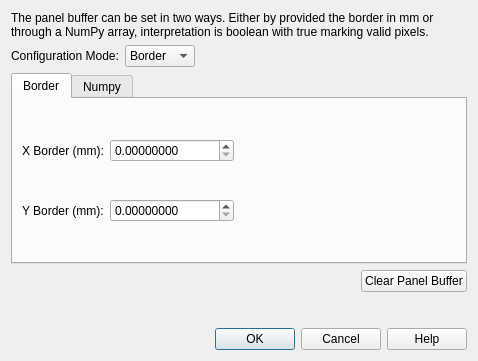
Above: hexrdgui/resources/ui/panel_buffer_dialog.ui from HEXRD/hexrdgui before the change. Below: the same form after it.
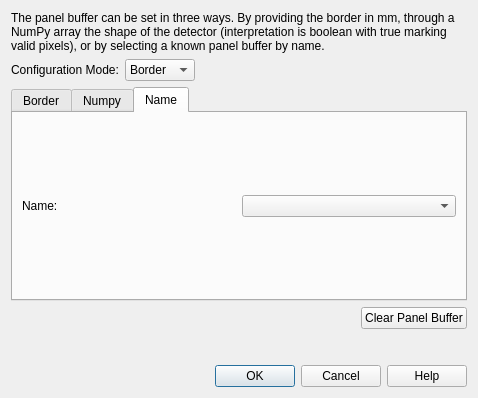
That is the form after the change. The open tabs and pages were chosen to show the change. Custom widgets are drawn as their Qt base class.

Commit message:
Add ability to set panel buffer by name
This corresponds to the `eiger-stream-v2` hexrd PR branch which
adds support for setting panel buffers by known names.

Users can specify the panel buffer by name in the panel buffer
dialog, and all logic now supports panel buffers that were specified
by name.

Patch:
```diff
--- a/hexrdgui/resources/ui/panel_buffer_dialog.ui
+++ b/hexrdgui/resources/ui/panel_buffer_dialog.ui
@@ -7,7 +7,7 @@
     <x>0</x>
     <y>0</y>
     <width>478</width>
-    <height>361</height>
+    <height>398</height>
    </rect>
   </property>
   <property name="windowTitle">
@@ -30,7 +30,7 @@
       </sizepolicy>
      </property>
      <property name="text">
-      <string>The panel buffer can be set in two ways. Either by provided the border in mm or through a NumPy array, interpretation is boolean with true marking valid pixels.</string>
+      <string>The panel buffer can be set in three ways. By providing the border in mm, through a NumPy array the shape of the detector (interpretation is boolean with true marking valid pixels), or by selecting a known panel buffer by name.</string>
      </property>
      <property name="wordWrap">
       <bool>true</bool>
@@ -182,6 +182,30 @@
        </item>
       </layout>
      </widget>
+     <widget class="QWidget" name="name_tab">
+      <attribute name="title">
+       <string>Name</string>
+      </attribute>
+      <layout class="QGridLayout" name="gridLayout_4">
+       <item row="0" column="0">
+        <widget class="QLabel" name="selected_name_label">
+         <property name="toolTip">
+          <string>&lt;html&gt;&lt;head/&gt;&lt;body&gt;&lt;p&gt;Select a known panel buffer by name.&lt;/p&gt;&lt;p&gt;&lt;br/&gt;&lt;/p&gt;&lt;p&gt;Either the shape of the known panel buffer must match the shape of the current detector, or, in the case of subpanels (where each panel has an ROI and a group defined), the known panel buffer for the monolith can still be selected, in which case the relevant subregion of the panel buffer is automatically extracted using the ROI information.&lt;/p&gt;&lt;/body&gt;&lt;/html&gt;</string>
+         </property>
+         <property name="text">
+          <string>Name:</string>
+         </property>
+        </widget>
+       </item>
+       <item row="0" column="1">
+        <widget class="QComboBox" name="selected_name">
+         <property name="toolTip">
+          <string>&lt;html&gt;&lt;head/&gt;&lt;body&gt;&lt;p&gt;Select a known panel buffer by name.&lt;/p&gt;&lt;p&gt;&lt;br/&gt;&lt;/p&gt;&lt;p&gt;Either the shape of the known panel buffer must match the shape of the current detector, or, in the case of subpanels (where each panel has an ROI and a group defined), the known panel buffer for the monolith can still be selected, in which case the relevant subregion of the panel buffer is automatically extracted using the ROI information.&lt;/p&gt;&lt;/body&gt;&lt;/html&gt;</string>
+         </property>
+        </widget>
+       </item>
+      </layout>
+     </widget>
     </widget>
    </item>
    <item row="5" column="0">
```
Left out of the diff: 7 changed lines with no effect on the pictures. The commit also changes 6 other files.
